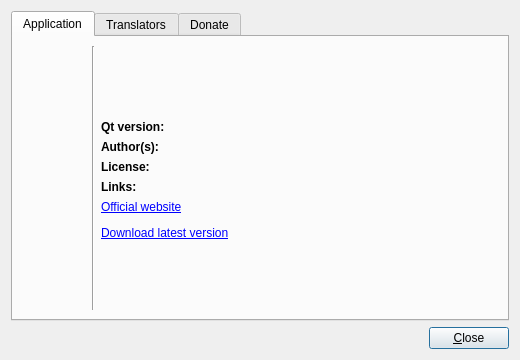
eugene-melnik/alexandra, file src/aboutwindow.ui: the form before one commit.
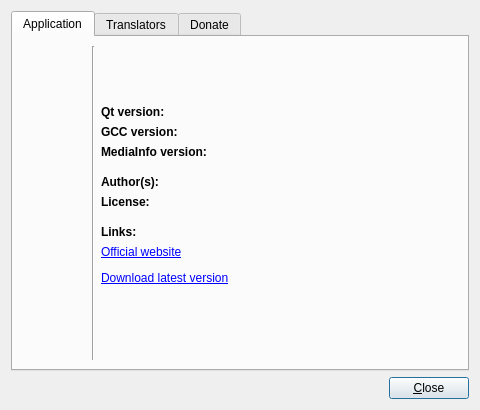
The form after the commit. Icons and pictures are not drawn.

Commit message: About window fixes

What changed in the file:
```diff
--- a/src/aboutwindow.ui
+++ b/src/aboutwindow.ui
@@ -9,20 +9,20 @@
    <rect>
     <x>0</x>
     <y>0</y>
-    <width>520</width>
-    <height>360</height>
+    <width>480</width>
+    <height>410</height>
    </rect>
   </property>
   <property name="minimumSize">
    <size>
-    <width>520</width>
-    <height>360</height>
+    <width>480</width>
+    <height>410</height>
    </size>
   </property>
   <property name="maximumSize">
    <size>
-    <width>520</width>
-    <height>360</height>
+    <width>480</width>
+    <height>410</height>
    </size>
   </property>
   <property name="windowTitle">
@@ -115,15 +115,14 @@
            </property>
           </widget>
          </item>
-         <item>
-          <widget class="QLabel" name="labelSpacer1">
-           <property name="text">
-            <string/>
-           </property>
-          </widget>
-         </item>
          <item>
           <layout class="QHBoxLayout" name="hl1">
+           <property name="topMargin">
+            <number>5</number>
+           </property>
+           <property name="bottomMargin">
+            <number>10</number>
+           </property>
            <item>
             <layout class="QVBoxLayout" name="vl3">
              <item>
@@ -140,6 +139,74 @@
               </widget>
              </item>
              <item>
+              <widget class="QLabel" name="labelGccVersion">
+               <property name="font">
+                <font>
+                 <weight>75</weight>
+                 <bold>true</bold>
+                </font>
+               </property>
+               <property name="text">
+                <string>GCC version:</string>
+               </property>
+              </widget>
+             </item>
+             <item>
+              <widget class="QLabel" name="labelMIVersion">
+               <property name="font">
+                <font>
+                 <weight>75</weight>
+                 <bold>true</bold>
+                </font>
+               </property>
+               <property name="text">
+                <string>MediaInfo version:</string>
+               </property>
+              </widget>
+             </item>
+            </layout>
+           </item>
+           <item>
+            <layout class="QVBoxLayout" name="vl4">
+             <item>
+              <widget class="QLabel" name="lQtVersion">
+               <property name="text">
+                <string notr="true">&lt;qtversion&gt;</string>
+               </property>
+               <property name="textFormat">
+                <enum>Qt::PlainText</enum>
+               </property>
+              </widget>
+             </item>
+             <item>
+              <widget class="QLabel" name="lGccVersion">
+               <property name="text">
+                <string notr="true">&lt;gccversion&gt;</string>
+               </property>
+              </widget>
+             </item>
+             <item>
+              <widget class="QLabel" name="lMIVersion">
+               <property name="text">
+                <string notr="true">&lt;miversion&gt;</string>
+               </property>
+              </widget>
+             </item>
+            </layout>
+           </item>
+          </layout>
+         </item>
+         <item>
+          <layout class="QHBoxLayout" name="hl3">
+           <property name="topMargin">
+            <number>0</number>
+           </property>
+           <property name="bottomMargin">
+            <number>10</number>
+           </property>
+           <item>
+            <layout class="QVBoxLayout" name="vl5">
+             <item>
               <widget class="QLabel" name="labelAuthor">
                <property name="font">
                 <font>
@@ -168,17 +235,7 @@
             </layout>
            </item>
            <item>
-            <layout class="QVBoxLayout" name="vl4">
-             <item>
-              <widget class="QLabel" name="lQtVersion">
-               <property name="text">
-                <string notr="true">&lt;qtversion&gt;</string>
-               </property>
-               <property name="textFormat">
-                <enum>Qt::PlainText</enum>
-               </property>
-              </widget>
-             </item>
+            <layout class="QVBoxLayout" name="vl6">
              <item>
               <widget class="QLabel" name="lAuthor">
                <property name="text">
```
Left out of the diff: 12 changed lines with no effect on the pictures. The commit also changes 3 other files.
